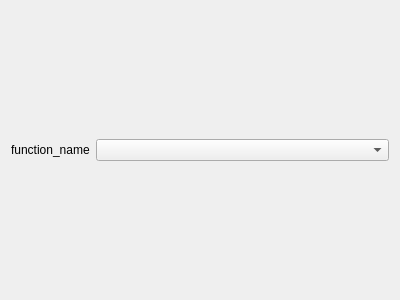
Qt form YAD-Studio/Widgets/TermWidget.ui (Yad-Studio/YAD-Studio) before a commit.
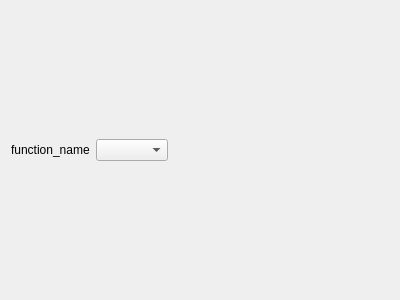
The same form after that commit.

The edit to the form file:
```diff
--- a/YAD-Studio/Widgets/TermWidget.ui
+++ b/YAD-Studio/Widgets/TermWidget.ui
@@ -30,6 +30,19 @@
      <item row="0" column="0">
       <widget class="QComboBox" name="function_impl"/>
      </item>
+     <item row="0" column="1">
+      <spacer name="horizontalSpacer">
+       <property name="orientation">
+        <enum>Qt::Horizontal</enum>
+       </property>
+       <property name="sizeHint" stdset="0">
+        <size>
+         <width>40</width>
+         <height>20</height>
+        </size>
+       </property>
+      </spacer>
+     </item>
     </layout>
    </item>
    <item row="1" column="0">
```
